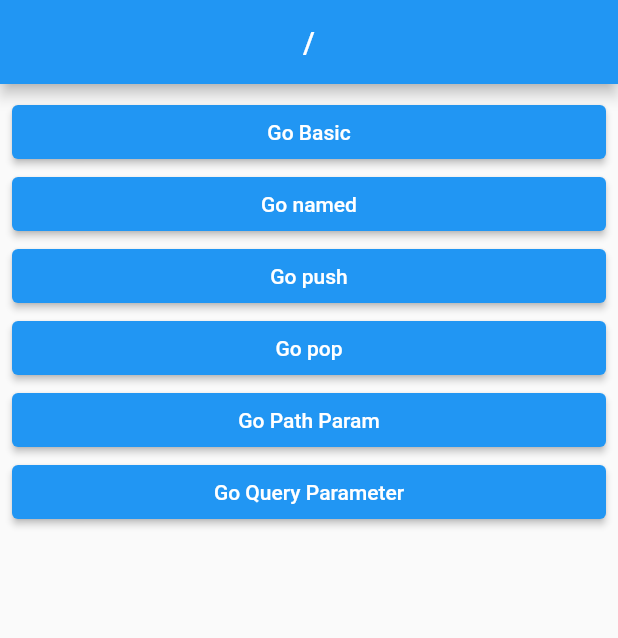
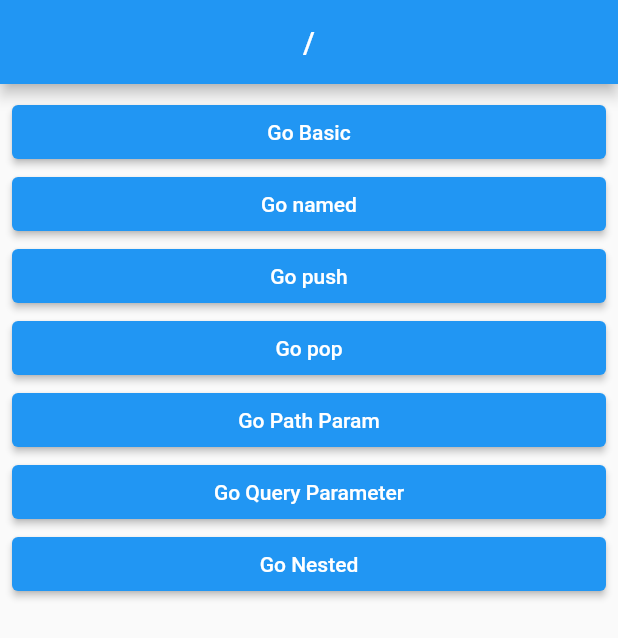
Before and after one commit to so0ng0970/river_pod, a Flutter app: the screen it shows after launch, on a phone screen of 412 x 824 dp. Shown: the top 638 px of the screen. Run offline on Flutter 3.47's test engine with Material 2 defaults, Android fonts, the phone set to English and light mode, and no system bars; our stand-ins replace flutter_riverpod, go_router, riverpod_annotation; generated files the repository leaves out were written again.

Commit message:
feat:nested

```diff
--- a/lib/go_louter/route/router.dart
+++ b/lib/go_louter/route/router.dart
@@ -5,9 +5,11 @@ import 'package:river_pd/go_louter/screens/3_push_screen.dart';
 import 'package:river_pd/go_louter/screens/4_pop_base_screen.dart';
 import 'package:river_pd/go_louter/screens/5_pop_return_screen.dart';
 import 'package:river_pd/go_louter/screens/7_query_parameter_screen.dart';
+import 'package:river_pd/go_louter/screens/8_nested_screen.dart';
 import 'package:river_pd/go_louter/screens/root_screen.dart';
 
 import '../screens/6_path_param_screen.dart';
+import '../screens/8_child_screen.dart';
 
 final router = GoRouter(
   routes: [
@@ -71,7 +73,35 @@ final router = GoRouter(
           builder: (context, state) {
             return const QueryParameterScreen();
           },
-        )
+        ),
+        ShellRoute(
+          builder: (context, state, child) {
+            return NestedScreen(
+              child: child,
+            );
+          },
+          // child 내용
+          routes: [
+            GoRoute(
+              path: 'Nested/a',
+              builder: (_, state) => const NestedChildScreen(
+                routeName: '/nested/a',
+              ),
+            ),
+            GoRoute(
+              path: 'Nested/b',
+              builder: (_, state) => const NestedChildScreen(
+                routeName: '/nested/b',
+              ),
+            ),
+            GoRoute(
+              path: 'Nested/c',
+              builder: (_, state) => const NestedChildScreen(
+                routeName: '/nested/c',
+              ),
+            ),
+          ],
+        ),
       ],
     ),
   ],
--- a/lib/go_louter/screens/root_screen.dart
+++ b/lib/go_louter/screens/root_screen.dart
@@ -61,7 +61,17 @@ class RootScreen extends StatelessWidget {
             child: const Text(
               'Go Query Parameter',
             ),
-          )
+          ),
+          ElevatedButton(
+            onPressed: () {
+              context.go(
+                '/nested/a',
+              );
+            },
+            child: const Text(
+              'Go Nested',
+            ),
+          ),
         ],
       ),
     );
```
Also changed, not shown: lib/go_louter/screens/8_child_screen.dart (added, +16 -0 lines), lib/go_louter/screens/8_nested_screen.dart (added, +58 -0 lines).
